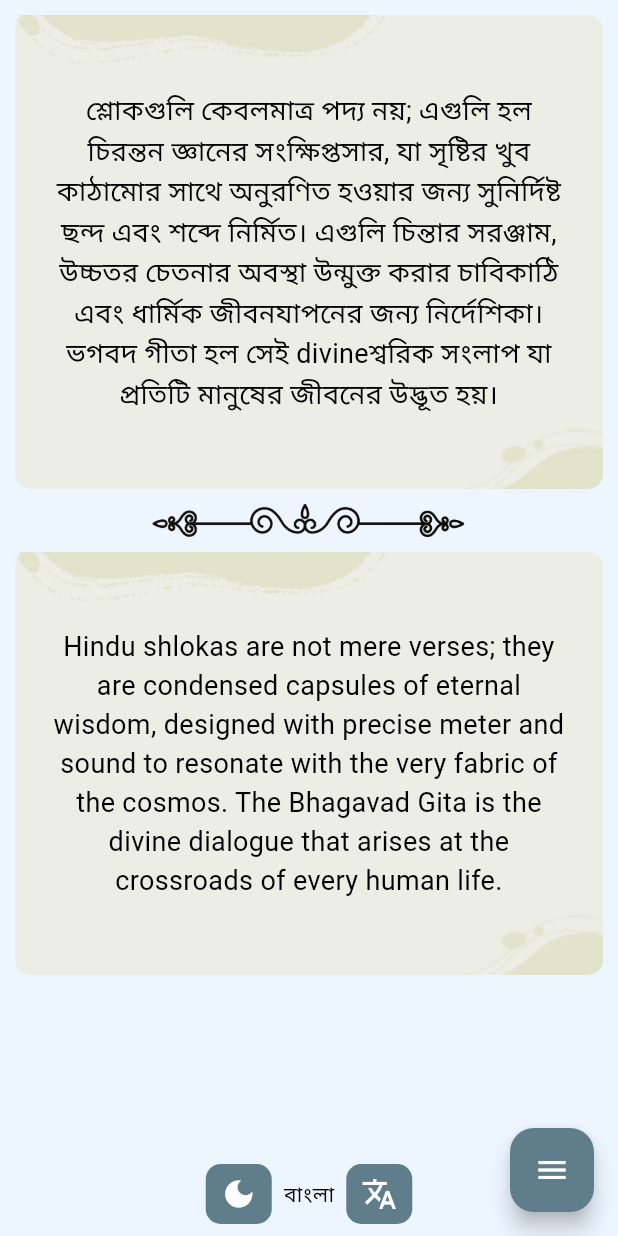
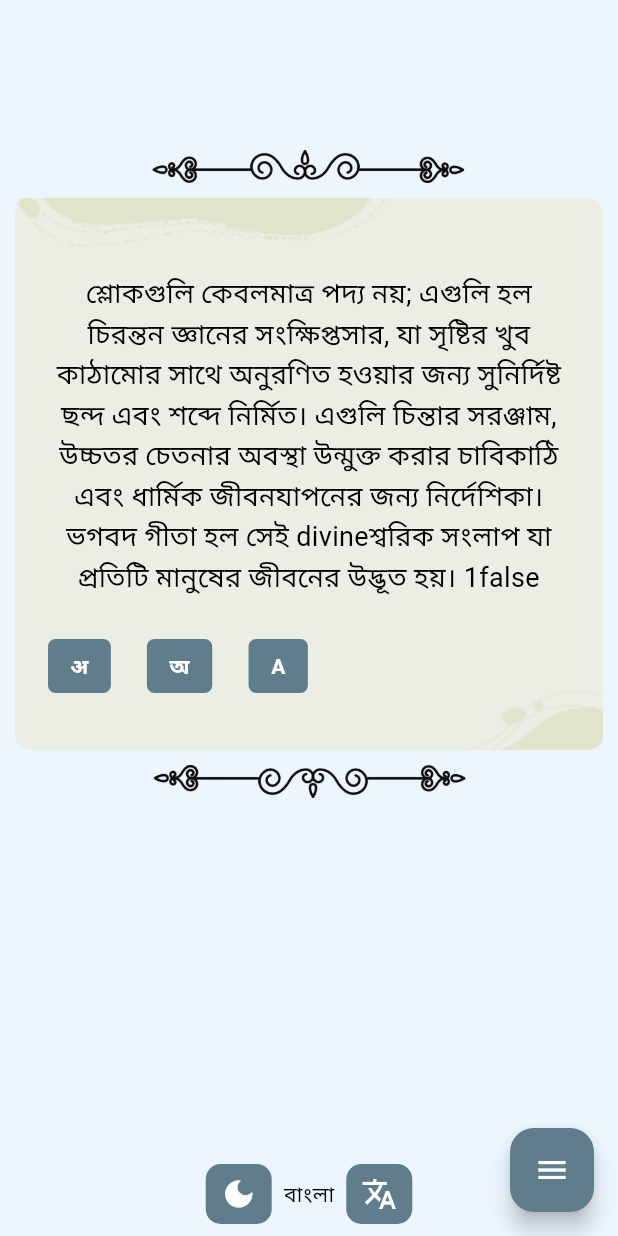
Before and after one commit to bipulcn/shloka_app, a Flutter app: the screen it shows after launch, after a tap on the "light mode" icon, on a phone screen of 412 x 824 dp. Run offline on Flutter 3.47's test engine with Material 3 defaults, Android fonts, the light colour scheme and no system bars; our stand-ins replace sqflite; missing offline and left inert: float_column; accounts and stored records are empty; statements that could not run were skipped.

Commit message:
New class created for text

```diff
--- a/lib/component/buttons.dart
+++ b/lib/component/buttons.dart
@@ -9,7 +9,7 @@
           color: Colors.blueGrey,
           borderRadius: BorderRadius.circular(5),
         ),
-        padding: EdgeInsets.symmetric(horizontal: 20, vertical: 8),
+        padding: EdgeInsets.symmetric(horizontal: 15, vertical: 8),
         child: Text(
           txt,
           style: TextStyle(color: Colors.white, fontWeight: FontWeight.bold),
--- a/lib/component/decoreate.dart
+++ b/lib/component/decoreate.dart
@@ -1,5 +1,6 @@
 import 'package:flutter/material.dart';
 import 'package:slokas/const/colors.dart';
+import 'dart:math' as math;
 
 class Decor {
   Widget rBox(Widget child, bool thm, {Color clr = Colors.lightBlueAccent}) =>
@@ -50,4 +51,18 @@
       ),
     ),
   );
+  static Widget lineR(bool thm) => Transform.rotate(
+    angle: math.pi,
+    child: Container(
+      height: 22,
+      decoration: BoxDecoration(
+        image: DecorationImage(
+          image: AssetImage(
+            thm ? 'assets/imgs/linel.png' : 'assets/imgs/lined.png',
+          ),
+          fit: BoxFit.contain,
+        ),
+      ),
+    ),
+  );
 }
--- a/lib/pages/homepage.dart
+++ b/lib/pages/homepage.dart
@@ -1,12 +1,11 @@
 import 'package:flutter/material.dart';
 import 'package:slokas/component/buttons.dart';
-import 'package:slokas/component/decorate.dart';
 import 'package:slokas/component/decoreate.dart';
-import 'package:slokas/component/textstyle.dart';
 import 'package:slokas/data/get_tracks.dart';
 import 'package:slokas/data/models/tracks.dart';
 import 'package:slokas/parts/floating_btn.dart';
 import 'package:slokas/const/colors.dart';
+import 'package:slokas/parts/textview.dart';
 
 class Homepage extends StatefulWidget {
   const Homepage({super.key});
@@ -17,7 +16,7 @@
 
 class _HomepageState extends State<Homepage> {
   bool dark = true;
-  bool lang = false;
+  int lang = 0;
   @override
   void initState() {
     super.initState();
@@ -28,7 +27,7 @@
     List<Track> ck = await GetTracks().rdByKind('theme');
     List<Track> ln = await GetTracks().rdByKind('bengali');
     if (ln.isNotEmpty) {
-      lang = ln.first.main == 'yes' ? true : false;
+      lang = ln.first.main == 'yes' ? 1 : 0;
     } else {
       setLanguage();
     }
@@ -45,10 +44,11 @@
   }
 
   void setLanguage() async {
-    String typ = lang ? 'no' : 'yes';
-    lang = !lang;
+    String typ = lang == 0 ? 'yes' : 'no';
     debugPrint(typ);
     GetTracks().saveLanguage(typ);
+    lang += 1;
+    if (lang > 1) lang = 0;
     setState(() {});
   }
 
@@ -70,29 +70,20 @@
             SingleChildScrollView(
               child: Column(
                 children: [
-                  lang
-                      ? Decor().rBox(
-                          Dec.bdyTx(
-                            "শ্লোকগুলি কেবলমাত্র পদ্য নয়; এগুলি হল চিরন্তন জ্ঞানের সংক্ষিপ্তসার, যা সৃষ্টির খুব কাঠামোর সাথে অনুরণিত হওয়ার জন্য সুনির্দিষ্ট ছন্দ এবং শব্দে নির্মিত। এগুলি চিন্তার সরঞ্জাম, উচ্চতর চেতনার অবস্থা উন্মুক্ত করার চাবিকাঠি এবং ধার্মিক জীবনযাপনের জন্য নির্দেশিকা। ভগবদ গীতা হল সেই divineশ্বরিক সংলাপ যা প্রতিটি মানুষের জীবনের উদ্ভূত হয়। ",
-                            dark,
-                          ),
-                          dark,
-                        )
-                      : Decor().rBox(
-                          Dec.bdyTx(
-                            "श्लोक केवल पद्य नहीं हैं; वे शाश्वत ज्ञान के सार संक्षेप हैं, जो सृष्टि के ताने-बाने के साथ अनुनाद करने के लिए सटीक छंद और ध्वनि में निर्मित हैं। भगवद्गीता वह दिव्य संवाद है जो प्रत्येक मनुष्य के जीवन की चौराहे पर उत्पन्न होता है।",
-                            dark,
-                          ),
-                          dark,
-                        ),
+                  SizedBox(height: 100),
                   Decor.line(dark),
-                  Decor().rBox(
-                    Dec.bdyTx(
-                      "Hindu shlokas are not mere verses; they are condensed capsules of eternal wisdom, designed with precise meter and sound to resonate with the very fabric of the cosmos. The Bhagavad Gita is the divine dialogue that arises at the crossroads of every human life. ",
-                      dark,
-                    ),
-                    dark,
+                  TextView(
+                    t1st:
+                        "श्लोक केवल पद्य नहीं हैं; वे शाश्वत ज्ञान के सार संक्षेप हैं, जो सृष्टि के ताने-बाने के साथ अनुनाद करने के लिए सटीक छंद और ध्वनि में निर्मित हैं। भगवद्गीता वह दिव्य संवाद है जो प्रत्येक मनुष्य के जीवन की चौराहे पर उत्पन्न होता है।",
+                    t2nd:
+                        "শ্লোকগুলি কেবলমাত্র পদ্য নয়; এগুলি হল চিরন্তন জ্ঞানের সংক্ষিপ্তসার, যা সৃষ্টির খুব কাঠামোর সাথে অনুরণিত হওয়ার জন্য সুনির্দিষ্ট ছন্দ এবং শব্দে নির্মিত। এগুলি চিন্তার সরঞ্জাম, উচ্চতর চেতনার অবস্থা উন্মুক্ত করার চাবিকাঠি এবং ধার্মিক জীবনযাপনের জন্য নির্দেশিকা। ভগবদ গীতা হল সেই divineশ্বরিক সংলাপ যা প্রতিটি মানুষের জীবনের উদ্ভূত হয়। ",
+                    t3rd:
+                        "Hindu shlokas are not mere verses; they are condensed capsules of eternal wisdom, designed with precise meter and sound to resonate with the very fabric of the cosmos. The Bhagavad Gita is the divine dialogue that arises at the crossroads of every human life. ",
+                    lang: lang,
+                    dark: dark,
+                    siz: 1,
                   ),
+                  Decor.lineR(dark),
                 ],
               ),
             ),
@@ -106,7 +97,7 @@
                   }),
 
                   Text(
-                    lang ? "বাংলা" : 'संस्कृत',
+                    lang == 1 ? "বাংলা" : 'संस्कृत',
                     style: TextStyle(color: dark ? Colors.white : Colors.black),
                   ),
                   Btn.iBtn(Icons.translate, () {
--- a/lib/pages/shortshloka.dart
+++ b/lib/pages/shortshloka.dart
@@ -10,6 +10,7 @@
 import 'package:slokas/const/colors.dart';
 import 'package:slokas/data/get_shlokas.dart';
 import 'package:slokas/data/models/shlokas.dart';
+import 'package:slokas/parts/textview.dart';
 
 class SingleShloka extends StatefulWidget {
   const SingleShloka({super.key});
@@ -29,12 +30,13 @@
   int r_num = 0;
   late PageController pageCon = PageController(initialPage: 0);
 
-  bool bang = false;
+  int bang = 0;
 
   void gPage() async {
     List<Track> ln = await GetTracks().rdByKind('bengali');
     if (ln.isNotEmpty) {
-      bang = ln.first.main == 'yes' ? true : false;
+      bang = ln.first.main == 'yes' ? 1 : 0;
+      debugPrint("Language is ${ln.first.main} = $bang");
     }
     List<Track> th = await GetTracks().rdByKind('theme');
     if (th.isNotEmpty) {
@@ -75,18 +77,29 @@
   }
 
   List<String> bgImg = [
+    'assets/imgs/om_06.jpg',
+    'assets/imgs/om_05.jpg',
+    'assets/imgs/om_07.jpg',
+    'assets/imgs/om_04.jpg',
+    'assets/imgs/om_08.jpg',
+    'assets/imgs/om_09.png',
+    'assets/imgs/om_03.jpg',
+    'assets/imgs/om_10.jpg',
+    'assets/imgs/om_11.jpg',
+    'assets/imgs/om_12.jpg',
+    'assets/imgs/om_02.jpg',
+    'assets/imgs/om_13.jpg',
+    'assets/imgs/om_14.jpg',
+    'assets/imgs/om_15.jpg',
     'assets/imgs/om_01.jpg',
-    'assets/imgs/om_02.jpg',
-    'assets/imgs/om_03.jpg',
-    'assets/imgs/om_04.jpg',
-    'assets/imgs/om_05.jpg',
+    'assets/imgs/om_16.jpg',
+    'assets/imgs/om_117.jpg',
   ];
 
   Future<void> getPage(int num) async {
     final list = await slk;
     list?.forEach((obj) {
       if (obj.chapter == num) {
-        debugPrint(obj.id.toString());
         setPage(obj.id ?? 0);
         pageCon.animateToPage(
           obj.id ?? 0, // Navigate to the second page (index 1)
@@ -121,6 +134,7 @@
                 itemCount: words.length,
                 itemBuilder: (context, index) {
                   final word = words[index];
+                  debugPrint("Bengali status is $bang");
                   return Stack(
                     children: [
                       SingleChildScrollView(
@@ -146,12 +160,13 @@
                                 dark,
                               ),
                             ),
-                            Decor().rBox(
-                              Dec.bdyTx(
-                                bang ? word.bengali : word.sanskrit,
-                                dark,
-                              ),
-                              dark,
+                            TextView(
+                              t1st: word.sanskrit,
+                              t2nd: word.bengali,
+                              t3rd: "",
+                              lang: bang,
+                              dark: dark,
+                              siz: 0,
                             ),
                             Decor.line(dark),
                             TextButton(
@@ -174,15 +189,14 @@
                           //     : const Icon(Icons.school_outlined),
                         ),
                       ),
-                      Align(
-                        alignment: AlignmentGeometry.bottomLeft,
-                        child: Btn.iBtn(Icons.translate, () {
-                          setState(() {
-                            bang = !bang;
-                            debugPrint(bang.toString());
-                          });
-                        }),
-                      ),
+                      // Align(
+                      //   alignment: AlignmentGeometry.bottomLeft,
+                      //   child: Btn.iBtn(Icons.translate, () {
+                      //     setState(() {
+                      //       bang = !bang;
+                      //     });
+                      //   }),
+                      // ),
                     ],
                   );
                 },
--- /dev/null
+++ b/lib/parts/textview.dart
@@ -0,0 +1,119 @@
+import 'package:flutter/material.dart';
+import 'package:slokas/component/buttons.dart';
+import 'package:slokas/component/decorate.dart';
+import 'package:slokas/const/colors.dart';
+
+//ignore: must_be_immutable
+class TextView extends StatefulWidget {
+  String t1st;
+  String t2nd;
+  String t3rd;
+  int lang;
+  bool dark;
+  int siz;
+  TextView({
+    super.key,
+    required this.t1st,
+    required this.t2nd,
+    required this.t3rd,
+    required this.lang,
+    required this.dark,
+    required this.siz,
+  });
+
+  @override
+  State<TextView> createState() => _TextViewState();
+}
+
+class _TextViewState extends State<TextView> {
+  late int beng;
+  void setInd(int num) {
+    setState(() {
+      debugPrint("On load value is ${widget.lang}");
+      // widget.lang = num;
+      beng = num;
+    });
+  }
+
+  @override
+  void initState() {
+    super.initState();
+    beng = widget.lang;
+    if (widget.t2nd != "" && widget.lang == 1) setInd(widget.lang);
+    if (widget.t3rd != "" && widget.lang == 2) setInd(widget.lang);
+    setInd(0);
+  }
+
+  @override
+  Widget build(BuildContext context) {
+    return Container(
+      margin: EdgeInsets.all(10),
+      decoration: BoxDecoration(
+        image: DecorationImage(
+          image: AssetImage('assets/imgs/border-b.png'),
+          fit: BoxFit.none,
+          alignment: AlignmentGeometry.xy(-15, 1),
+        ),
+        color: widget.dark
+            ? Clr.hc01(.6).withAlpha(50)
+            : Clr.cl04.withAlpha(50),
+        borderRadius: BorderRadius.circular(10),
+        boxShadow: [
+          // BoxShadow(
+          //   offset: Offset(1, 5),
+          //   color: Colors.black.withAlpha(100),
+          //   spreadRadius: -12,
+          //   blurRadius: 20,
+          // ),
+        ],
+      ),
+      child: Stack(
+        children: [
+          Positioned(
+            child: Image.asset(
+              'assets/imgs/border.png',
+              fit: BoxFit.contain,
+              alignment: AlignmentGeometry.xy(-10, 0),
+            ),
+          ),
+          Container(
+            padding: EdgeInsets.symmetric(horizontal: 10, vertical: 30),
+            child: Column(
+              children: [
+                Container(
+                  padding: EdgeInsets.all(0),
+                  child: Dec.bdyTx(
+                    [widget.t1st, widget.t2nd, widget.t3rd][widget.lang] +
+                        widget.lang.toString() +
+                        widget.dark.toString(),
+                    widget.dark,
+                  ),
+                ),
+                Row(
+                  mainAxisAlignment: MainAxisAlignment.start,
+                  children: [
+                    (widget.t2nd != "" || widget.t3rd != "")
+                        ? Btn.tBtn("अ", () {
+                            setInd(0);
+                          })
+                        : SizedBox(),
+                    (widget.t2nd != "")
+                        ? Btn.tBtn("অ", () {
+                            setInd(1);
+                          })
+                        : SizedBox(),
+                    (widget.t3rd != "")
+                        ? Btn.tBtn("A", () {
+                            setInd(2);
+                          })
+                        : SizedBox(),
+                  ],
+                ),
+              ],
+            ),
+          ),
+        ],
+      ),
+    );
+  }
+}
```
Also changed, not shown: assets/imgs/om_06.jpg (added), assets/imgs/om_07.jpg (added), assets/imgs/om_08.jpg (added), assets/imgs/om_09.png (added), assets/imgs/om_10.jpg (added), assets/imgs/om_11.jpg (added), assets/imgs/om_12.jpg (added), assets/imgs/om_13.jpg (added), assets/imgs/om_14.jpg (added), assets/imgs/om_15.jpg (added), assets/imgs/om_16.jpg (added), assets/imgs/om_17.jpg (added), 1 other file.
